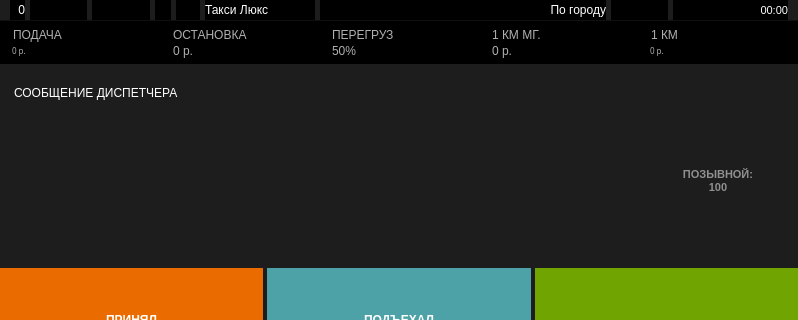
Before: the Qt Designer form indigotaxi.ui in koolkhel/android-indigo-taxi, drawn with Qt 5; both pictures show x 0 to 798 and y 0 to 320 of the 798 by 487 pixel window.
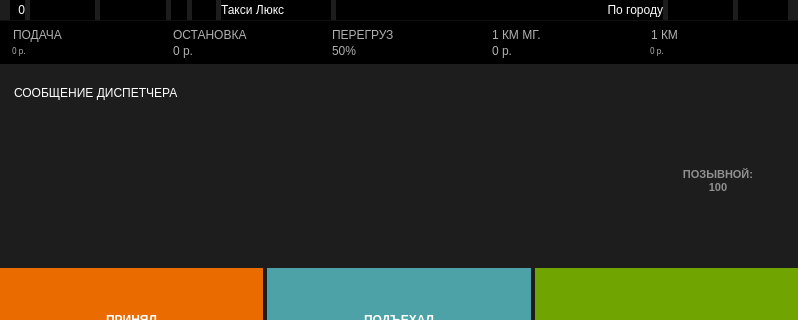
After: the same form once the commit is applied. The open tabs and pages were chosen to show the change. Icons and pictures are not drawn.

```diff
--- a/indigotaxi.ui
+++ b/indigotaxi.ui
@@ -243,7 +243,7 @@
         <height>20</height>
        </size>
       </property>
-      <layout class="QHBoxLayout" name="horizontalLayout_3" stretch="1,1,1,0,0,1,5,1,2">
+      <layout class="QHBoxLayout" name="horizontalLayout_3" stretch="1,1,1,0,0,1,5,1,0">
        <property name="spacing">
         <number>5</number>
        </property>
@@ -384,7 +384,7 @@
           </size>
          </property>
          <property name="text">
-          <string>00:00</string>
+          <string/>
          </property>
          <property name="alignment">
           <set>Qt::AlignRight|Qt::AlignTrailing|Qt::AlignVCenter</set>
```
Left out of the diff: 13 changed lines with no effect on the pictures.
